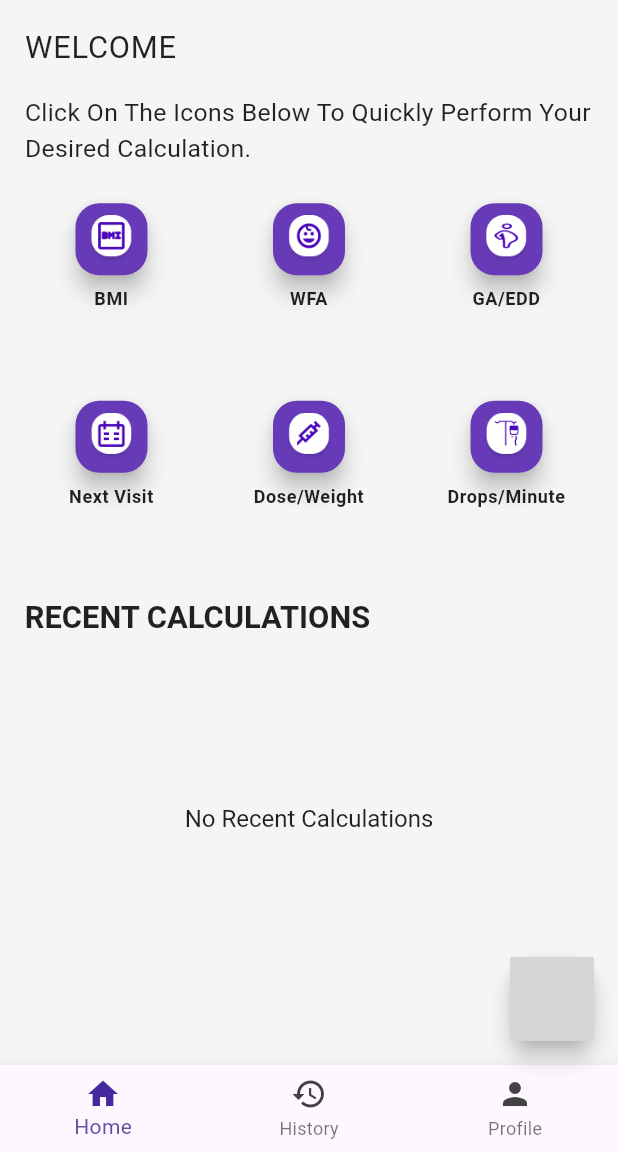
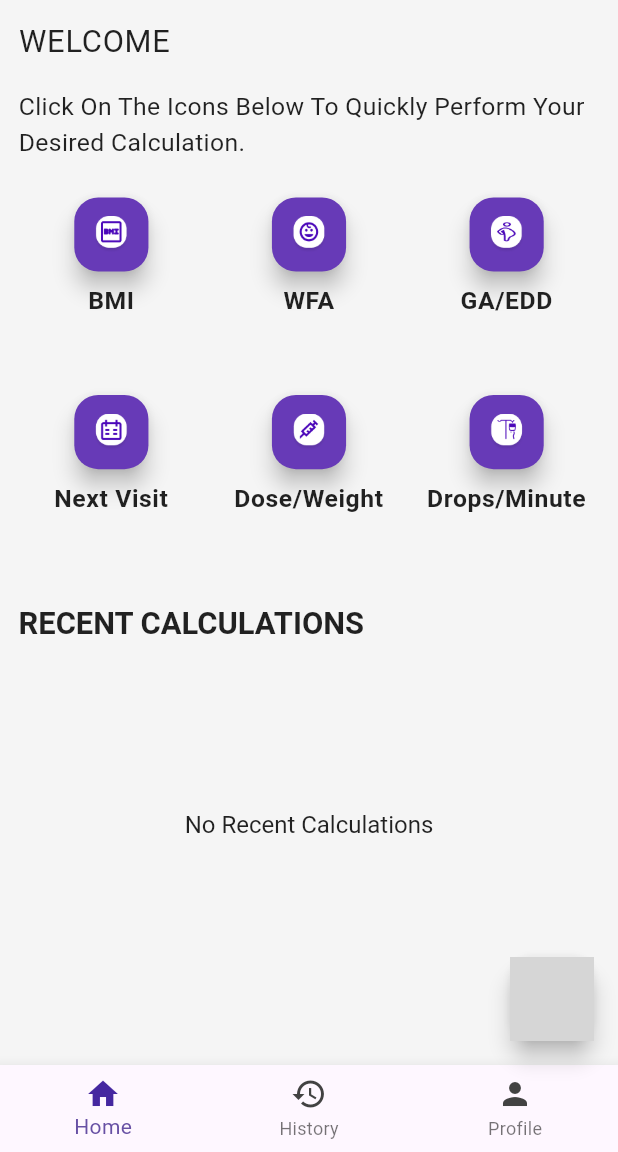
Before and after one commit to Chisonia/health_calc, a Flutter app: the screen it shows after launch, on a phone screen of 412 x 824 dp, the part 84-1236 px from its top. Run offline on Flutter 3.47's test engine with Material 3 defaults, Android fonts, the phone set to English and light mode, and no system bars; our stand-ins replace image_picker, shared_preferences; Roboto replaces fonts that are missing (Merriweather-BlackItalic, Merriweather-Bold, Merriweather-Regular); grey boxes are pictures that could not be loaded.

Commit message:
made some changes in functionality

```diff
--- a/lib/pages/home_page.dart
+++ b/lib/pages/home_page.dart
@@ -98,7 +98,7 @@ class HomePageState extends State<HomePage> {
 
     return SingleChildScrollView(
       child: Padding(
-        padding: EdgeInsets.all(screenWidth * 0.04),
+        padding: EdgeInsets.all(screenWidth * 0.03),
         child: Column(
           crossAxisAlignment: CrossAxisAlignment.start,
           children: [
@@ -116,8 +116,8 @@ class HomePageState extends State<HomePage> {
               crossAxisCount: crossAxisCount,
               shrinkWrap: true,
               physics: const NeverScrollableScrollPhysics(),
-              crossAxisSpacing: 16,
-              mainAxisSpacing: 16,
+              crossAxisSpacing: 8,
+              mainAxisSpacing: 8,
               children: [
                 _buildCalculationButton("BMI", "assets/icons/bmi.png", '/bmi'),
                 _buildCalculationButton("WFA", "assets/icons/child.png", '/wfa'),
@@ -151,11 +151,11 @@ class HomePageState extends State<HomePage> {
                 String iconPath = getIconPath(entry['type']!);
                 return ListTile(
                   leading: Image.asset(iconPath, width: 24, height: 24),
-                  title: Text(entry['type']!, style: const TextStyle(fontSize: 14, fontWeight: FontWeight.bold)),
-                  subtitle: Text(entry['result']!, style: const TextStyle(fontSize: 12)),
+                  title: Text(entry['type']!, style: Theme.of(context).textTheme.headlineMedium),
+                  subtitle: Text(entry['result']!, style: Theme.of(context).textTheme.bodySmall),
                   trailing: Text(
                     DateTime.parse(entry['time']!).toLocal().toString().split('.')[0],
-                    style: const TextStyle(fontStyle: FontStyle.italic),
+                    style: Theme.of(context).textTheme.bodySmall,
                   ),
                 );
               },
--- a/lib/widget_box/cal_button.dart
+++ b/lib/widget_box/cal_button.dart
@@ -32,19 +32,29 @@ class CustomCalculationButton extends StatelessWidget {
 
   @override
   Widget build(BuildContext context) {
+    // Get screen width and height
+    final screenWidth = MediaQuery.of(context).size.width;
+
+
+    // Adjust sizes dynamically based on screen width
+    double calculatedButtonSize = buttonSize ?? screenWidth * 0.12;
+    double calculatedIconSize = iconSize ?? screenWidth * 0.06;
+    double calculatedFontSize = screenWidth * 0.04;
+
     final defaultTextStyle = Theme.of(context).textTheme.bodySmall?.copyWith(
       fontWeight: FontWeight.bold,
+      fontSize: calculatedFontSize,
     );
 
     return Padding(
-      padding: padding ?? const EdgeInsets.all(8.0),
+      padding: padding ?? EdgeInsets.all(screenWidth * 0.02), // Scaled padding
       child: Column(
         mainAxisAlignment: mainAxisAlignment,
         crossAxisAlignment: crossAxisAlignment,
         children: [
           SizedBox(
-            width: buttonSize ?? 48, // Default FAB size
-            height: buttonSize ?? 48,
+            width: calculatedButtonSize,
+            height: calculatedButtonSize,
             child: FloatingActionButton(
               onPressed: onPressed,
               backgroundColor: buttonColor ?? Colors.deepPurple,
@@ -52,8 +62,8 @@ class CustomCalculationButton extends StatelessWidget {
               child: Image.asset(
                 alignment: Alignment.center,
                 assetIconPath,
-                width: iconSize ?? 32, // Adjusted icon size to fit within the FAB
-                height: iconSize ?? 32,
+                width: calculatedIconSize,
+                height: calculatedIconSize,
                 color: iconColor,
                 fit: BoxFit.contain, // Ensure the image fits well
               ),
--- a/lib/widget_box/customTextfield.dart
+++ b/lib/widget_box/customTextfield.dart
@@ -25,7 +25,7 @@ class CustomTextField extends StatelessWidget {
     Key? key,
     required this.label,
     required this.controller,
-    this.keyboardType = TextInputType.text,
+    this.keyboardType = TextInputType.number,
     this.textInputAction = TextInputAction.next,
     this.textAlign = TextAlign.start,
     this.obscureText = false,
```
Also changed, not shown: lib/pages/history_page.dart (+10 -8 lines), lib/widget_box/resultContainer.dart (+5 -3 lines), 4 other files.
